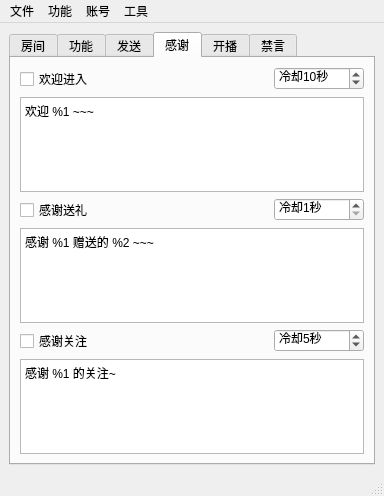
Before: the Qt Designer form mainwindow.ui in iwxyi/Bilibili-MagicalDanmaku, drawn with Qt 5.
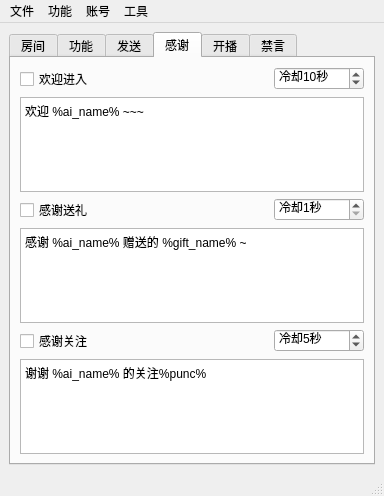
After: the same form once the commit is applied. The open tabs and pages were chosen to show the change.

Patch:
```diff
--- a/mainwindow.ui
+++ b/mainwindow.ui
@@ -574,7 +574,7 @@
            <string>&lt;html&gt;&lt;head/&gt;&lt;body&gt;&lt;p&gt;%1：用户昵称&lt;/p&gt;&lt;p&gt;支持变量&lt;/p&gt;&lt;/body&gt;&lt;/html&gt;</string>
           </property>
           <property name="plainText">
-           <string>欢迎 %1 ~~~</string>
+           <string>欢迎 %ai_name% ~~~</string>
           </property>
           <property name="placeholderText">
            <string>欢迎语，多行随机发送一行</string>
@@ -636,7 +636,7 @@
            <string>&lt;html&gt;&lt;head/&gt;&lt;body&gt;&lt;p&gt;%1：用户昵称&lt;/p&gt;&lt;p&gt;%2：礼物名称&lt;/p&gt;&lt;p&gt;支持变量&lt;/p&gt;&lt;/body&gt;&lt;/html&gt;</string>
           </property>
           <property name="plainText">
-           <string>感谢 %1 赠送的 %2 ~~~</string>
+           <string>感谢 %ai_name% 赠送的 %gift_name% ~</string>
           </property>
           <property name="placeholderText">
            <string>欢迎语，多行随机发送一行</string>
@@ -698,7 +698,7 @@
            <string>&lt;html&gt;&lt;head/&gt;&lt;body&gt;&lt;p&gt;%1：用户昵称&lt;/p&gt;&lt;p&gt;支持变量&lt;/p&gt;&lt;/body&gt;&lt;/html&gt;</string>
           </property>
           <property name="plainText">
-           <string>感谢 %1 的关注~</string>
+           <string>谢谢 %ai_name% 的关注%punc%</string>
           </property>
          </widget>
         </item>
```
Left out of the diff: 2 changed lines with no effect on the pictures.
